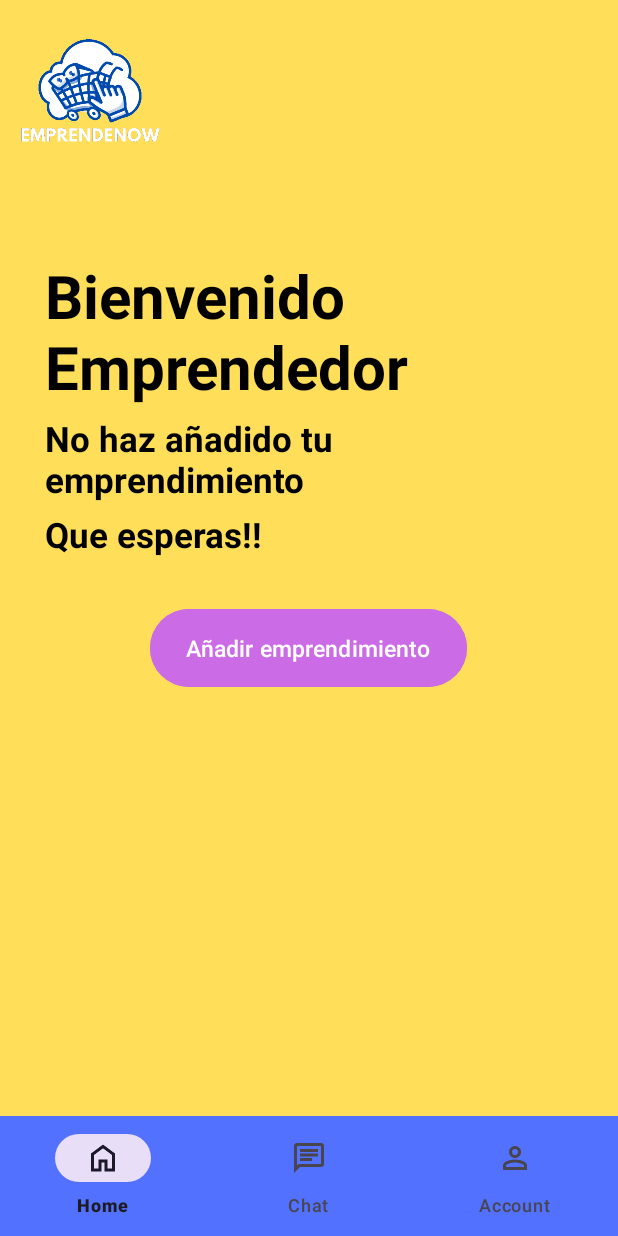
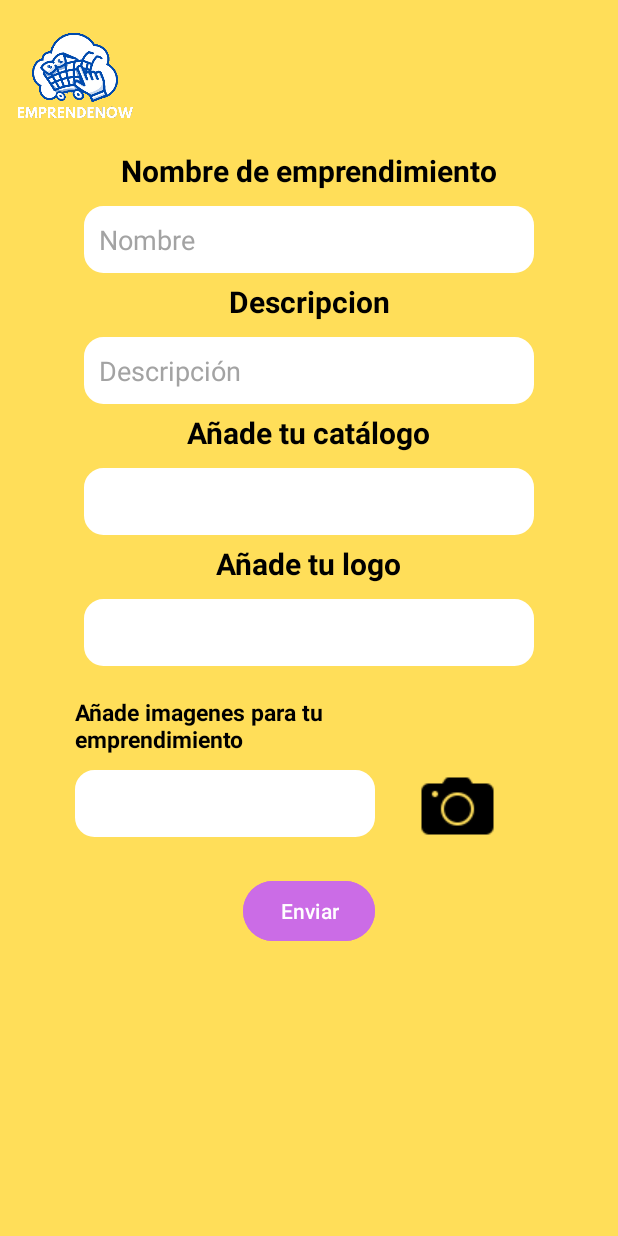
Before and after one commit to PUJ-ICM-13190/Pontidevs, an Android app: the MenuEmprendedorActivity screen opened directly, with no data from a screen before it, after a tap on "Añadir emprendimiento", on a phone screen of 412 x 824 dp. Run offline under Robolectric (Android 15) with nearby library versions, the phone set to English and light mode, and no system bars.

Commit message:
pantalla agregar emprendimiento

```diff
--- a/EmprendeNow/app/src/main/AndroidManifest.xml
+++ b/EmprendeNow/app/src/main/AndroidManifest.xml
@@ -12,6 +12,9 @@
         android:supportsRtl="true"
         android:theme="@style/Theme.EmprendeNow"
         tools:targetApi="31">
+        <activity
+            android:name=".AgregarEmprendimientoActivity"
+            android:exported="false" />
         <activity
             android:name=".CuentaClienActivity"
             android:exported="false" />
--- /dev/null
+++ b/EmprendeNow/app/src/main/java/com/example/emprendenow/AgregarEmprendimientoActivity.kt
@@ -0,0 +1,21 @@
+package com.example.emprendenow
+
+import android.os.Bundle
+import androidx.activity.enableEdgeToEdge
+import androidx.appcompat.app.AppCompatActivity
+import androidx.core.view.ViewCompat
+import androidx.core.view.WindowInsetsCompat
+import com.example.emprendenow.databinding.ActivityAgregarEmprendimientoBinding
+import com.example.emprendenow.databinding.ActivityLogIn2Binding
+
+class AgregarEmprendimientoActivity : AppCompatActivity() {
+    private lateinit var binding: ActivityAgregarEmprendimientoBinding
+
+    override fun onCreate(savedInstanceState: Bundle?) {
+        super.onCreate(savedInstanceState)
+        binding = ActivityAgregarEmprendimientoBinding.inflate(layoutInflater)
+        setContentView(binding.root)
+
+
+    }
+}
--- a/EmprendeNow/app/src/main/java/com/example/emprendenow/MenuEmprendedorActivity.kt
+++ b/EmprendeNow/app/src/main/java/com/example/emprendenow/MenuEmprendedorActivity.kt
@@ -38,7 +38,8 @@ class MenuEmprendedorActivity : AppCompatActivity() {
         }
 
         btn.setOnClickListener {
-
+            val intent = Intent(this, AgregarEmprendimientoActivity::class.java)
+            startActivity(intent)
         }
     }
 }
--- /dev/null
+++ b/EmprendeNow/app/src/main/res/layout/activity_agregar_emprendimiento.xml
@@ -0,0 +1,177 @@
+<?xml version="1.0" encoding="utf-8"?>
+<androidx.constraintlayout.widget.ConstraintLayout xmlns:android="http://schemas.android.com/apk/res/android"
+    xmlns:app="http://schemas.android.com/apk/res-auto"
+    xmlns:tools="http://schemas.android.com/tools"
+    android:id="@+id/main"
+    android:layout_width="match_parent"
+    android:layout_height="match_parent"
+    tools:context=".AgregarEmprendimientoActivity"
+    android:background="#ffde59">
+
+    <ImageView
+        android:id="@+id/logo"
+        android:layout_width="100dp"
+        android:layout_height="100dp"
+        android:src="@drawable/emprendenow"
+        app:layout_constraintTop_toTopOf="parent"
+        app:layout_constraintBottom_toTopOf="@+id/text1"
+        app:layout_constraintStart_toStartOf="parent"/>
+
+    <TextView
+        android:id="@+id/text1"
+        android:layout_width="wrap_content"
+        android:layout_height="wrap_content"
+        app:layout_constraintTop_toBottomOf="@+id/logo"
+        app:layout_constraintStart_toStartOf="parent"
+        app:layout_constraintEnd_toEndOf="parent"
+        app:layout_constraintHorizontal_bias="0.5"
+        android:text="Nombre de emprendimiento"
+        android:textSize="20sp"
+        android:textStyle="bold"
+        android:textColor="@color/black"/>
+
+    <EditText
+        android:id="@+id/name"
+        android:layout_width="300dp"
+        android:layout_height="wrap_content"
+        android:hint="Nombre"
+        android:textColorHint="#a3a3a3"
+        android:background="@drawable/ingresar_texto"
+        android:padding="10dp"
+        app:layout_constraintTop_toBottomOf="@+id/text1"
+        app:layout_constraintStart_toStartOf="parent"
+        app:layout_constraintEnd_toEndOf="parent"
+        app:layout_constraintHorizontal_bias="0.5"
+        android:layout_marginTop="10dp"/>
+
+    <TextView
+        android:id="@+id/text2"
+        android:layout_width="wrap_content"
+        android:layout_height="wrap_content"
+        app:layout_constraintTop_toBottomOf="@+id/name"
+        app:layout_constraintStart_toStartOf="parent"
+        app:layout_constraintEnd_toEndOf="parent"
+        app:layout_constraintHorizontal_bias="0.5"
+        android:layout_marginTop="5dp"
+        android:text="Descripcion"
+        android:textSize="20sp"
+        android:textStyle="bold"
+        android:textColor="@color/black"/>
+
+    <EditText
+        android:id="@+id/description"
+        android:layout_width="300dp"
+        android:layout_height="wrap_content"
+        android:hint="Descripción"
+        android:textColorHint="#a3a3a3"
+        android:background="@drawable/ingresar_texto"
+        android:padding="10dp"
+        app:layout_constraintTop_toBottomOf="@+id/text2"
+        app:layout_constraintStart_toStartOf="parent"
+        app:layout_constraintEnd_toEndOf="parent"
+        app:layout_constraintHorizontal_bias="0.5"
+        android:layout_marginTop="10dp"/>
+
+    <TextView
+        android:id="@+id/text3"
+        android:layout_width="wrap_content"
+        android:layout_height="wrap_content"
+        app:layout_constraintTop_toBottomOf="@+id/description"
+        app:layout_constraintStart_toStartOf="parent"
+        app:layout_constraintEnd_toEndOf="parent"
+        app:layout_constraintHorizontal_bias="0.5"
+        android:layout_marginTop="5dp"
+        android:text="Añade tu catálogo"
+        android:textSize="20sp"
+        android:textStyle="bold"
+        android:textColor="@color/black"/>
+
+    <EditText
+        android:id="@+id/catalogo"
+        android:layout_width="300dp"
+        android:layout_height="wrap_content"
+        android:textColorHint="#a3a3a3"
+        android:background="@drawable/ingresar_texto"
+        android:padding="10dp"
+        app:layout_constraintTop_toBottomOf="@+id/text3"
+        app:layout_constraintStart_toStartOf="parent"
+        app:layout_constraintEnd_toEndOf="parent"
+        app:layout_constraintHorizontal_bias="0.5"
+        android:layout_marginTop="10dp"/>
+
+    <TextView
+        android:id="@+id/text4"
+        android:layout_width="wrap_content"
+        android:layout_height="wrap_content"
+        app:layout_constraintTop_toBottomOf="@+id/catalogo"
+        app:layout_constraintStart_toStartOf="parent"
+        app:layout_constraintEnd_toEndOf="parent"
+        app:layout_constraintHorizontal_bias="0.5"
+        android:layout_marginTop="5dp"
+        android:text="Añade tu logo"
+        android:textSize="20sp"
+        android:textStyle="bold"
+        android:textColor="@color/black"/>
+
+    <EditText
+        android:id="@+id/add_logo"
+        android:layout_width="300dp"
+        android:layout_height="wrap_content"
+        android:textColorHint="#a3a3a3"
+        android:background="@drawable/ingresar_texto"
+        android:padding="10dp"
+        app:layout_constraintTop_toBottomOf="@+id/text4"
+        app:layout_constraintStart_toStartOf="parent"
+        app:layout_constraintEnd_toEndOf="parent"
+        app:layout_constraintHorizontal_bias="0.5"
+        android:layout_marginTop="10dp"/>
+
+    <TextView
+        android:id="@+id/text5"
+        android:layout_width="200dp"
+        android:layout_height="wrap_content"
+        android:layout_marginStart="50dp"
+        android:layout_marginTop="20dp"
+        app:layout_constraintTop_toBottomOf="@+id/add_logo"
+        app:layout_constraintStart_toStartOf="parent"
+        app:layout_constraintHorizontal_bias="0.5"
+        android:text="Añade imagenes para tu emprendimiento"
+        android:textSize="15sp"
+        android:textStyle="bold"
+        android:textColor="@color/black"/>
+
+    <EditText
+        android:id="@+id/add_img"
+        android:layout_width="200dp"
+        android:layout_height="wrap_content"
+        android:layout_marginStart="50dp"
+        android:layout_marginTop="10dp"
+        android:textColorHint="#a3a3a3"
+        android:background="@drawable/ingresar_texto"
+        android:padding="10dp"
+        app:layout_constraintTop_toBottomOf="@+id/text5"
+        app:layout_constraintStart_toStartOf="parent"
+        app:layout_constraintHorizontal_bias="0.5"/>
+
+    <ImageView
+        android:layout_width="wrap_content"
+        android:layout_height="wrap_content"
+        app:layout_constraintTop_toBottomOf="@+id/text5"
+        app:layout_constraintStart_toEndOf="@+id/add_img"
+        android:layout_marginTop="10dp"
+        android:layout_marginStart="30dp"
+        android:src="@drawable/camara_icon"/>
+
+    <Button
+        android:layout_width="wrap_content"
+        android:layout_height="wrap_content"
+        app:layout_constraintTop_toBottomOf="@+id/add_img"
+        app:layout_constraintStart_toStartOf="parent"
+        app:layout_constraintEnd_toEndOf="parent"
+        app:layout_constraintHorizontal_bias="0.5"
+        android:layout_marginTop="25dp"
+        android:text="Enviar"
+        android:backgroundTint="#cb6ce6"/>
+
+
+</androidx.constraintlayout.widget.ConstraintLayout>
--- a/EmprendeNow/app/src/main/res/layout/activity_menu_emprendedor.xml
+++ b/EmprendeNow/app/src/main/res/layout/activity_menu_emprendedor.xml
@@ -16,7 +16,7 @@
         android:layout_width="wrap_content"
         android:layout_height="wrap_content"
         android:layout_below="@+id/logo"
-        android:layout_marginTop="50dp"
+        android:layout_marginTop="40dp"
         android:layout_marginStart="30dp"
         android:textColor="@color/black"
         android:textSize="40sp"
@@ -52,13 +52,53 @@
     <Button
         android:id="@+id/button"
         android:layout_width="wrap_content"
-        android:layout_height="60dp"
-        android:layout_marginTop="30dp"
+        android:layout_height="wrap_content"
+        android:layout_marginTop="20dp"
         android:layout_centerHorizontal="true"
         android:layout_below="@+id/text3"
         android:text="@string/msg_btn_anadir"
         android:textSize="15sp"
         android:backgroundTint="#cb6ce6"/>
+
+    <TextView
+        android:id="@+id/text4"
+        android:layout_width="200dp"
+        android:layout_height="wrap_content"
+        android:layout_below="@+id/button"
+        android:layout_marginStart="30dp"
+        android:layout_marginTop="15dp"
+        android:text="Actualiza la información de tu emprendiento"
+        android:textColor="@color/black"
+        android:textSize="23sp"
+        android:textStyle="bold"/>
+
+    <ImageView
+        android:layout_width="75dp"
+        android:layout_height="75dp"
+        android:src="@drawable/settings_icon"
+        android:layout_toEndOf="@+id/text4"
+        android:layout_alignTop="@+id/text4"
+        android:layout_marginStart="20dp"/>
+
+    <TextView
+        android:id="@+id/text5"
+        android:layout_width="200dp"
+        android:layout_height="wrap_content"
+        android:layout_below="@+id/text4"
+        android:layout_marginStart="30dp"
+        android:layout_marginTop="15dp"
+        android:text="Actualiza la información de tu emprendiento"
+        android:textColor="@color/black"
+        android:textSize="23sp"
+        android:textStyle="bold"/>
+
+    <ImageView
+        android:layout_width="75dp"
+        android:layout_height="75dp"
+        android:src="@drawable/location_icon"
+        android:layout_toEndOf="@+id/text5"
+        android:layout_alignTop="@+id/text5"
+        android:layout_marginStart="20dp"/>
 
     <com.google.android.material.bottomnavigation.BottomNavigationView
         android:id="@+id/bottom_navigation"
```
Also changed, not shown: EmprendeNow/app/src/main/res/drawable/camara_icon.png (added), EmprendeNow/app/src/main/res/drawable/location_icon.png (added), EmprendeNow/app/src/main/res/drawable/settings_icon.png (added), 2 other files.
